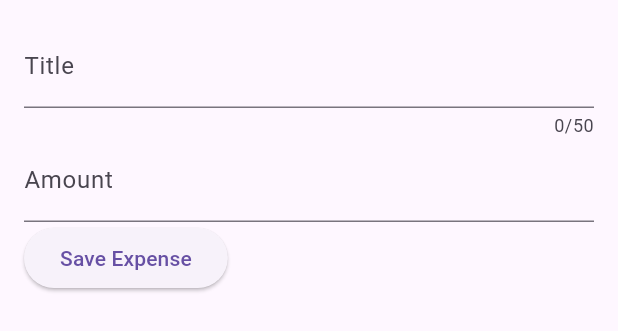
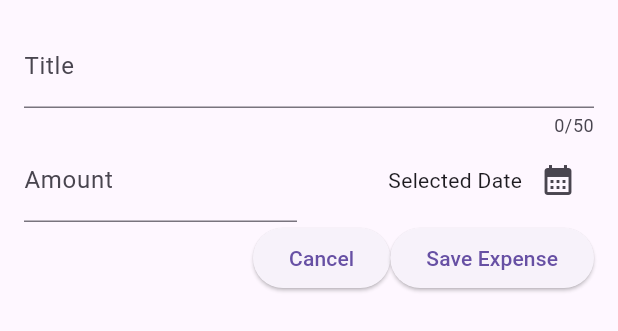
Before and after one commit to Salayka/expense_tracker_fa25, a Flutter app: the NewExpense widget shown alone on an empty page, opened directly, on a phone screen of 412 x 824 dp. Shown: the top 331 px of the screen. Run offline on Flutter 3.47's test engine with Material 3 defaults, Android fonts, the phone set to English and light mode, and no system bars.

Commit message:
Added row for date button and text

```diff
--- a/lib/new_expense.dart
+++ b/lib/new_expense.dart
@@ -30,7 +30,10 @@ class _NewExpenseState extends State<NewExpense> {
             keyboardType: TextInputType.name,
             decoration: InputDecoration(label: Text('Title')),
           ),
-          TextField(
+          Row(
+            children: [
+              Expanded(
+                child: TextField(
                   controller: _amountController,
                   keyboardType: TextInputType.number,
                   decoration: InputDecoration(
@@ -38,8 +41,32 @@ class _NewExpenseState extends State<NewExpense> {
                     label: Text("Amount"),
                   ),
                 ),
+              ),
+              const SizedBox(width: 16),
+              Expanded(
+                child: Row(
+                  mainAxisAlignment: MainAxisAlignment.end,
+                  crossAxisAlignment: CrossAxisAlignment.center,
+                  children: [
+                    Text("Selected Date"),
+                    IconButton(
+                      onPressed: () {},
+                      icon: const Icon(Icons.calendar_month),
+                    ),
+                  ],
+                ),
+              ),
+            ],
+          ),
           Row(
             children: [
+              Spacer(),
+              ElevatedButton(
+                onPressed: () {
+                  Navigator.pop(context);
+                },
+                child: Text("Cancel"),
+              ),
               ElevatedButton(
                 onPressed: () {
                   print(_titleController.text);
```
Lines whose indentation alone changed are shown as unchanged.
